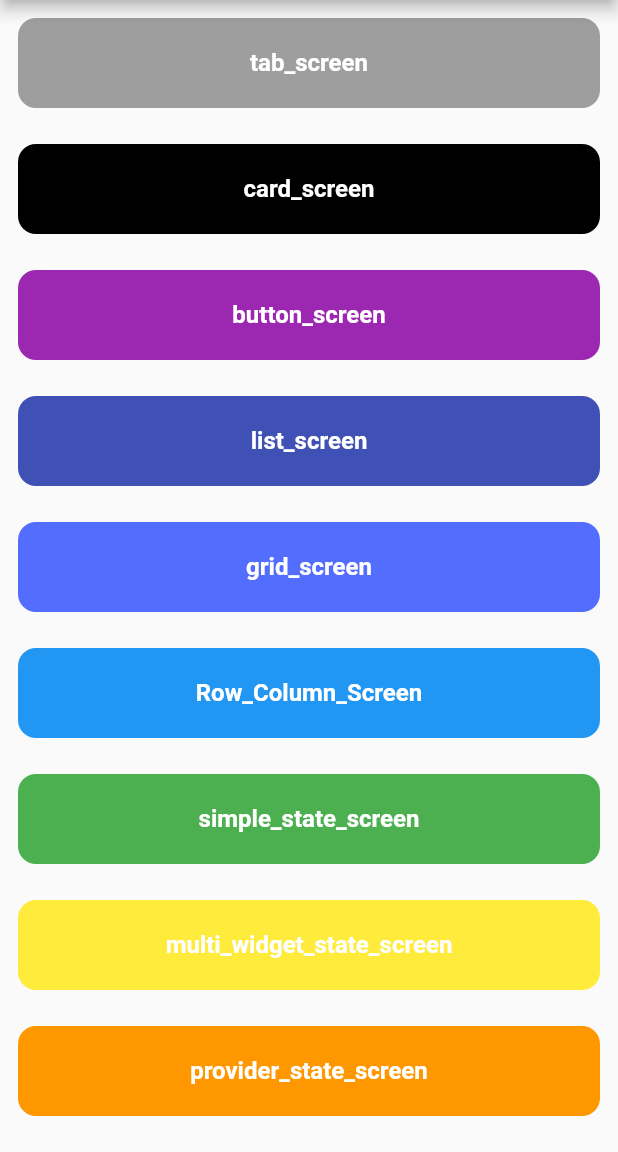
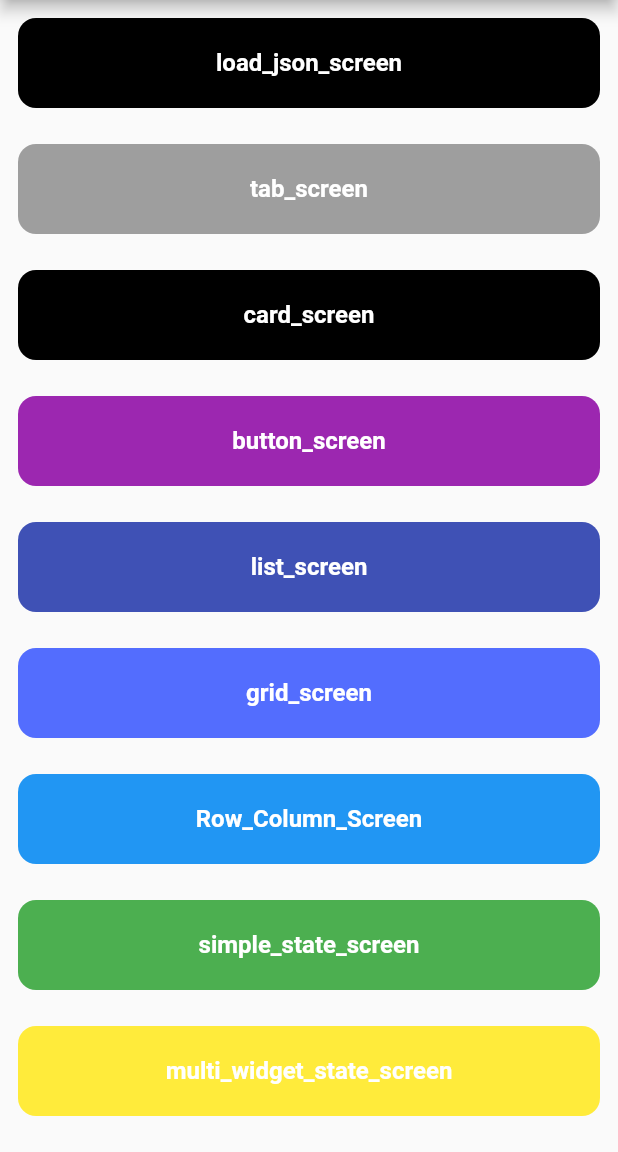
Before and after one commit to jjgajjar04/test_app, a Flutter app: the screen it shows after launch, on a phone screen of 412 x 824 dp, the part 84-1236 px from its top. Run offline on Flutter 3.47's test engine with Material 2 defaults, Android fonts, the light colour scheme and no system bars; our stand-ins replace bloc, flutter_bloc; missing offline and left inert: random_words.

Commit message:
load json added

```diff
--- a/lib/my_app.dart
+++ b/lib/my_app.dart
@@ -10,6 +10,7 @@ import 'package:test_app/screens/card_screen.dart';
 import 'package:test_app/screens/grid_screen.dart';
 import 'package:test_app/screens/home.dart';
 import 'package:test_app/screens/list_screen.dart';
+import 'package:test_app/screens/load_json_screen.dart';
 import 'package:test_app/screens/multi_widget_state_screen.dart';
 import 'package:test_app/screens/provider_state_screen.dart';
 import 'package:test_app/screens/row_column_screen.dart';
@@ -28,6 +29,7 @@ class MyApp extends StatelessWidget {
           initialRoute: Home.id,
           routes: {
             Home.id: (context) => Home(),
+            LoadJsonScreen.id: (context) => LoadJsonScreen(),
             MyTabController.id: (context) => MyTabController(),
             CardScreen.id: (context) => CardScreen(),
             ButtonScreen.id: (context) => ButtonScreen(),
--- a/lib/screens/home.dart
+++ b/lib/screens/home.dart
@@ -17,6 +17,13 @@ class Home extends StatelessWidget {
       body: SingleChildScrollView(
         child: Column(
           children: [
+            ListCard(
+              title: Constants.LOAD_JSON_SCREEN,
+              color: Colors.black,
+              onTap: () {
+                Navigator.pushNamed(context, Constants.LOAD_JSON_SCREEN);
+              },
+            ),
             ListCard(
               title: Constants.TAB_SCREEN,
               color: Colors.grey,
--- a/lib/utils/constants.dart
+++ b/lib/utils/constants.dart
@@ -10,4 +10,5 @@ class Constants {
   static const CARD_SCREEN = 'card_screen';
   static const GRID_SCREEN = 'grid_screen';
   static const TAB_SCREEN = 'tab_screen';
+  static const LOAD_JSON_SCREEN = 'load_json_screen';
 }
--- a/pubspec.yaml
+++ b/pubspec.yaml
@@ -32,6 +32,7 @@ flutter:
   # To add assets to your application, add an assets section, like this:
   assets:
     - images/
+    - users.json
 
   # fonts:
   #   - family: Schyler
```
Also changed, not shown: assets/users.json (added, +22 -0 lines), lib/screens/load_json_screen.dart (added, +41 -0 lines).
